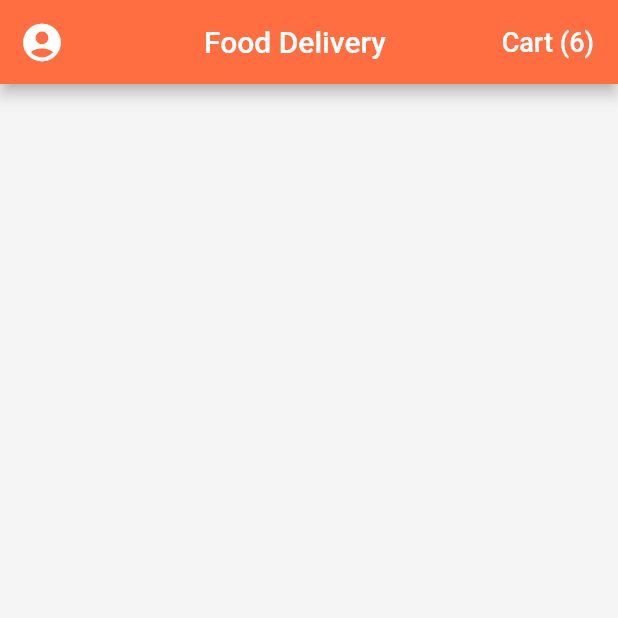
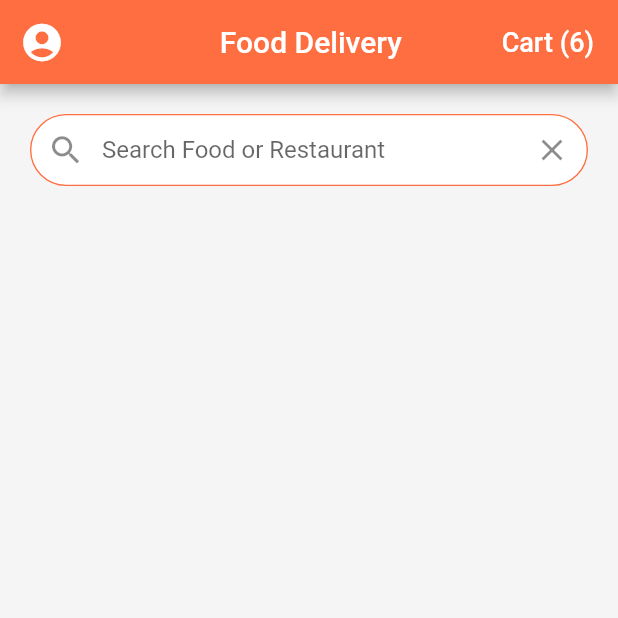
Before and after one commit to Rezuanul-Islam-Fahim/food_delivery_ui, a Flutter app: the screen it shows after launch, on a phone screen of 412 x 824 dp, the top half of it. Run offline on Flutter 3.47's test engine with Material 2 defaults, Android fonts, the phone set to English and light mode, and no system bars.

Commit message:
Added search bar

```diff
--- a/lib/screens/homeScreen.dart
+++ b/lib/screens/homeScreen.dart
@@ -16,11 +16,9 @@ class _HomeScreenState extends State<HomeScreen> {
     return Scaffold(
       appBar: AppBar(
         title: Container(
-          padding: EdgeInsets.only(left: 64.0),
-          child: Text(
-            widget.title,
-            textAlign: TextAlign.center,
-          ),
+          alignment: Alignment.center,
+          padding: EdgeInsets.only(left: 40.0),
+          child: Text(widget.title),
         ),
         leading: IconButton(
           icon: Icon(Icons.account_circle),
@@ -40,7 +38,40 @@ class _HomeScreenState extends State<HomeScreen> {
               borderRadius: BorderRadius.circular(30.0),
             ),
             onPressed: () {},
-            splashColor: Colors.white30,
+            splashColor: Colors.white38,
+          ),
+        ],
+      ),
+      body: ListView(
+        children: <Widget>[
+          Container(
+            padding: EdgeInsets.all(20.0),
+            child: TextField(
+              decoration: InputDecoration(
+                contentPadding: EdgeInsets.symmetric(
+                  vertical: 10.0,
+                ),
+                fillColor: Colors.white,
+                filled: true,
+                border: OutlineInputBorder(
+                  borderRadius: BorderRadius.circular(30.0),
+                  borderSide: BorderSide(width: 0.8),
+                ),
+                enabledBorder: OutlineInputBorder(
+                  borderRadius: BorderRadius.circular(30.0),
+                  borderSide: BorderSide(
+                    color: Theme.of(context).primaryColor,
+                    width: 0.9,
+                  ),
+                ),
+                prefixIcon: Icon(Icons.search, size: 25.0),
+                suffixIcon: IconButton(
+                  icon: Icon(Icons.clear),
+                  onPressed: () {},
+                ),
+                hintText: 'Search Food or Restaurant',
+              ),
+            ),
           ),
         ],
       ),
```
